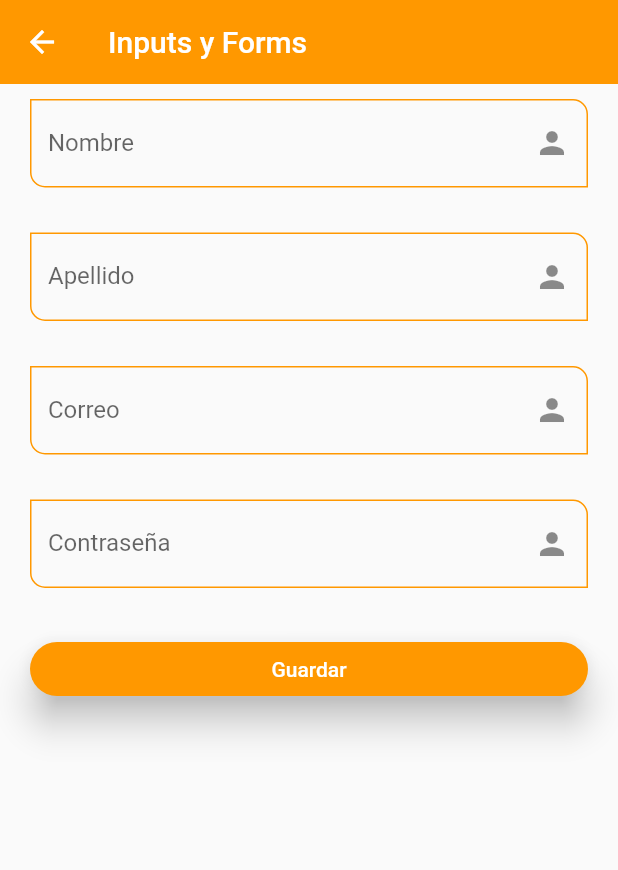
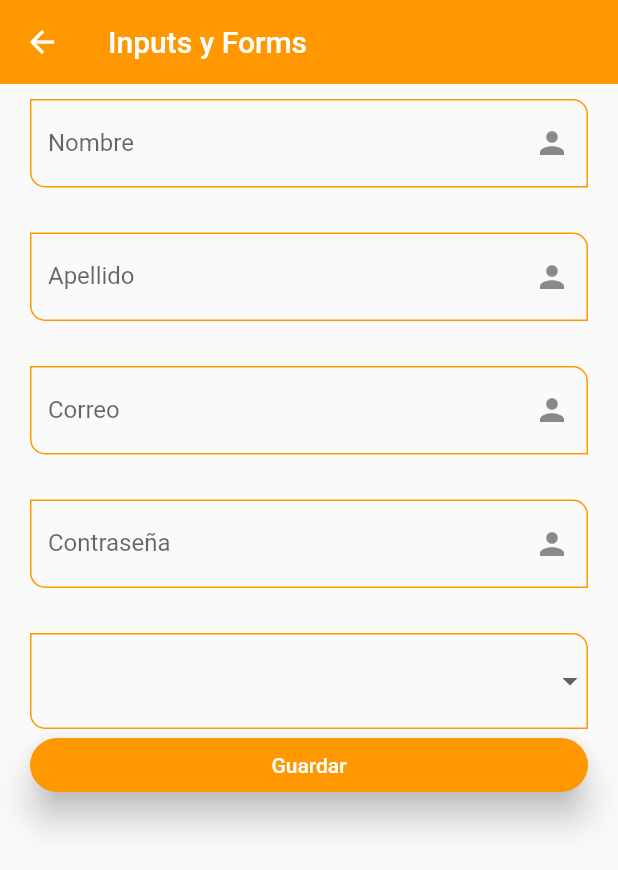
Before and after one commit to skynoorz/fl_components, a Flutter app: the InputScreen screen opened by its route, on a phone screen of 412 x 824 dp. Shown: the top 870 px of the screen. Run offline on Flutter 3.47's test engine with Material 2 defaults, Android fonts, the phone set to English and light mode, and no system bars.

Commit message:
DropdownButtonFormField

```diff
--- a/lib/screens/inputs_screen.dart
+++ b/lib/screens/inputs_screen.dart
@@ -45,10 +45,20 @@ class InputScreen extends StatelessWidget {
                 CustomInputField(labelText: "Contraseña", hintText: "Contraseña del usuario", obscuredText: true, formProperty: 'password', formValues: formValues),
                 const SizedBox(height: 30,),
 
+                DropdownButtonFormField(items: const [
+                  DropdownMenuItem(value: 'Admin', child: Text('Admin')),
+                  DropdownMenuItem(value: 'Superuser', child: Text('Superuser')),
+                  DropdownMenuItem(value: 'Developer', child: Text('Developer')),
+                  DropdownMenuItem(value: 'Jr. Developer', child: Text('Jr. Developer')),
+                ], onChanged: (value) {
+                  print(value);
+                  formValues['role'] = value ?? 'Admin';
+                }),
+
                 ElevatedButton(
                   child: const SizedBox(
                     width: double.infinity,
-                    child: Center(child: const Text("Guardar"),),
+                    child: Center(child: Text("Guardar")),
                   ),
                   onPressed: () {
                     FocusScope.of(context).requestFocus(FocusNode());
```
